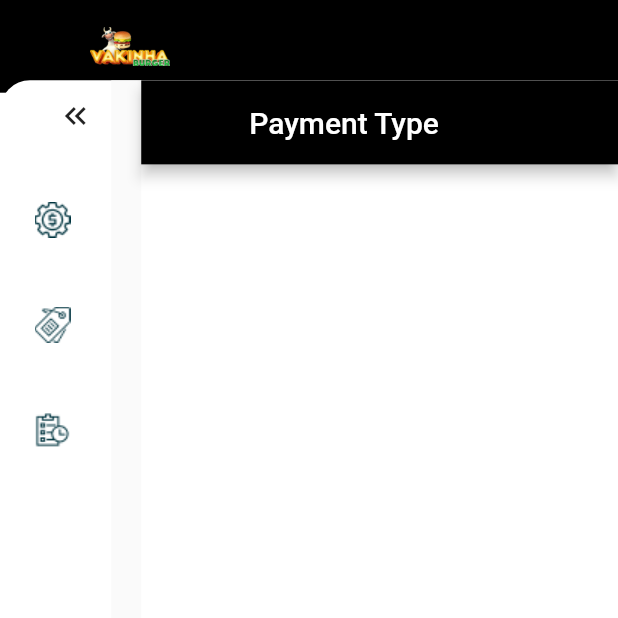
After one commit to MarcosAlbrecht/flutter-web, a Flutter app: the PaymentTypePage screen opened by its route, on a phone screen of 412 x 824 dp, the top half of it. The commit adds this screen. Run offline on Flutter 3.47's test engine with Material 3 defaults, Android fonts, the phone set to English and light mode, and no system bars; our stand-ins replace awesome_snackbar_content, dio, flutter_modular, loading_animation_widget, mobx; missing offline and left inert: dart:html, validatorless; generated files the repository leaves out were written again.

Commit message:
feat: created auth interceptor, global context and payment repository

```diff
--- a/lib/main.dart
+++ b/lib/main.dart
@@ -8,5 +8,5 @@
 void main() async {
   WidgetsFlutterBinding.ensureInitialized();
   await Env.instance.load();
-  return runApp(ModularApp(module: AppModule(), child: const AppWidget()));
+  return runApp(ModularApp(module: AppModule(), child: AppWidget()));
 }
--- a/lib/src/app_widget.dart
+++ b/lib/src/app_widget.dart
@@ -1,14 +1,20 @@
 import 'package:flutter/material.dart';
 import 'package:flutter_modular/flutter_modular.dart';
 
+import 'core/global/global_context.dart';
 import 'core/ui/theme/theme_config.dart';
 
 class AppWidget extends StatelessWidget {
-  const AppWidget({super.key});
+  final _navigatorKey = GlobalKey<NavigatorState>();
+
+  AppWidget({super.key}) {
+    GlobalContext.instance.navigatorKey = _navigatorKey;
+  }
 
   @override
   Widget build(BuildContext context) {
     Modular.setInitialRoute('/login');
+    Modular.setNavigatorKey(_navigatorKey);
     return MaterialApp.router(
       debugShowCheckedModeBanner: false,
       themeMode: ThemeMode.dark,
--- /dev/null
+++ b/lib/src/core/global/global_context.dart
@@ -0,0 +1,34 @@
+import 'package:awesome_snackbar_content/awesome_snackbar_content.dart';
+import 'package:flutter/material.dart';
+import 'package:flutter_modular/flutter_modular.dart';
+
+import '../storage/storage.dart';
+
+class GlobalContext {
+  late final GlobalKey<NavigatorState> _navigatorKey;
+  static GlobalContext? _instance;
+  // Avoid self instance
+  GlobalContext._();
+  static GlobalContext get instance => _instance ??= GlobalContext._();
+
+  set navigatorKey(GlobalKey<NavigatorState> key) => _navigatorKey = key;
+
+  void loginExpire() {
+    Modular.get<Storage>().clean();
+    ScaffoldMessenger.of(_navigatorKey.currentContext!).showSnackBar(
+      SnackBar(
+        elevation: 0,
+        behavior: SnackBarBehavior.floating,
+        padding: EdgeInsets.only(top: 72),
+        backgroundColor: Colors.transparent,
+        content: AwesomeSnackbarContent(
+          title: 'Login expirado',
+          message: 'Login expirado, faça o login novamente',
+          contentType: ContentType.failure,
+        ),
+      ),
+    );
+
+    Modular.to.navigate('/login');
+  }
+}
--- a/lib/src/modules/home/home_page.dart
+++ b/lib/src/modules/home/home_page.dart
@@ -2,7 +2,6 @@
 
 import '../../core/ui/helpers/loader.dart';
 import '../../core/ui/helpers/messages.dart';
-import '../template/base_layout.dart';
 
 class HomePage extends StatefulWidget {
   const HomePage({super.key});
@@ -14,8 +13,7 @@
 class _HomePageState extends State<HomePage> with Loader, Messages {
   @override
   Widget build(BuildContext context) {
-    return BaseLayout(
-      body: Container(
+    return Container(
       child: Column(
         children: [
           Padding(
@@ -29,7 +27,6 @@
           ),
         ],
       ),
-      ),
     );
   }
 }
--- a/lib/src/modules/login/login_page.dart
+++ b/lib/src/modules/login/login_page.dart
@@ -35,7 +35,7 @@
           break;
         case LoginStateStatus.success:
           hideLoader();
-          Modular.to.navigate('/home');
+          Modular.to.navigate('/');
           break;
         case LoginStateStatus.error:
           hideLoader();
--- /dev/null
+++ b/lib/src/modules/payment_type/payment_type_page.dart
@@ -0,0 +1,18 @@
+import 'package:flutter/material.dart';
+
+class PaymentTypePage extends StatefulWidget {
+  const PaymentTypePage({super.key});
+
+  @override
+  State<PaymentTypePage> createState() => _PaymentTypePageState();
+}
+
+class _PaymentTypePageState extends State<PaymentTypePage> {
+  @override
+  Widget build(BuildContext context) {
+    return Scaffold(
+      appBar: AppBar(title: const Text('Payment Type')),
+      body: Container(),
+    );
+  }
+}
--- a/lib/src/modules/template/menu/menu_bar.dart
+++ b/lib/src/modules/template/menu/menu_bar.dart
@@ -1,4 +1,5 @@
 import 'package:flutter/material.dart';
+import 'package:flutter_modular/flutter_modular.dart';
 
 import '../../../core/ui/helpers/size_extensions.dart';
 import 'menu_button.dart';
@@ -13,19 +14,28 @@
 
 class _MenuBarState extends State<MenuBar> {
   Menu? selectedMenu;
+  var colapsed = false;
 
   @override
   Widget build(BuildContext context) {
-    return Container(
-      width: context.percentWidth(.18),
+    return AnimatedContainer(
+      duration: Duration(milliseconds: 200),
+      width: colapsed ? 90 : context.percentWidth(.18),
       height: double.infinity,
       child: Column(
         mainAxisSize: MainAxisSize.max,
         crossAxisAlignment: CrossAxisAlignment.center,
         children: [
           Align(
-            alignment: Alignment.centerRight,
-            child: IconButton(onPressed: () {}, icon: Icon(Icons.keyboard_double_arrow_right)),
+            alignment: colapsed ? Alignment.center : Alignment.centerRight,
+            child: IconButton(
+              onPressed: () {
+                setState(() {
+                  colapsed = !colapsed;
+                });
+              },
+              icon: Icon(colapsed ? Icons.keyboard_double_arrow_right : Icons.keyboard_double_arrow_left),
+            ),
           ),
           const SizedBox(height: 10),
           ListView.builder(
@@ -39,6 +49,7 @@
                 onPressed: (value) {
                   setState(() {
                     selectedMenu = value;
+                    Modular.to.navigate(menu.route);
                   });
                 },
               );
--- a/lib/src/modules/template/menu/menu_button.dart
+++ b/lib/src/modules/template/menu/menu_button.dart
@@ -16,7 +16,21 @@
     final isSelected = menuSelected == menu;
     return LayoutBuilder(
       builder: (_, constrains) {
-        return Material(
+        return Visibility(
+          visible: constrains.maxWidth != 90,
+          replacement: Container(
+            margin: EdgeInsets.all(10),
+            padding: EdgeInsets.all(5),
+            decoration: isSelected ? BoxDecoration(borderRadius: BorderRadius.circular(10), color: Color(0XFFFFF5E2)) : null,
+            child: Tooltip(
+              message: menu.label,
+              child: IconButton(
+                onPressed: () => onPressed(menu),
+                icon: Image.asset('assets/images/icons/${isSelected ? menu.assetIconSelected : menu.assetIcon}'),
+              ),
+            ),
+          ),
+          child: Material(
             color: Colors.transparent,
             child: InkWell(
               onTap: () => onPressed(menu),
@@ -44,6 +58,7 @@
                 ),
               ),
             ),
+          ),
         );
       },
     );
```
Also changed, not shown: lib/src/app_module.dart (+10 -2 lines), lib/src/models/payment_type_model.dart (added, +27 -0 lines), lib/src/modules/payment_type/payment_type_module.dart (added, +13 -0 lines), lib/src/repositories/payment_type/payment_type_repository.dart (added, +7 -0 lines), lib/src/repositories/payment_type/payment_type_repository_impl.dart (added, +55 -0 lines), lib/src/rest_client/custom_dio.dart (+8 -1 lines), lib/src/rest_client/interceptors/auth_interceptor.dart (added, +27 -0 lines). Lines whose indentation alone changed are shown as unchanged.
